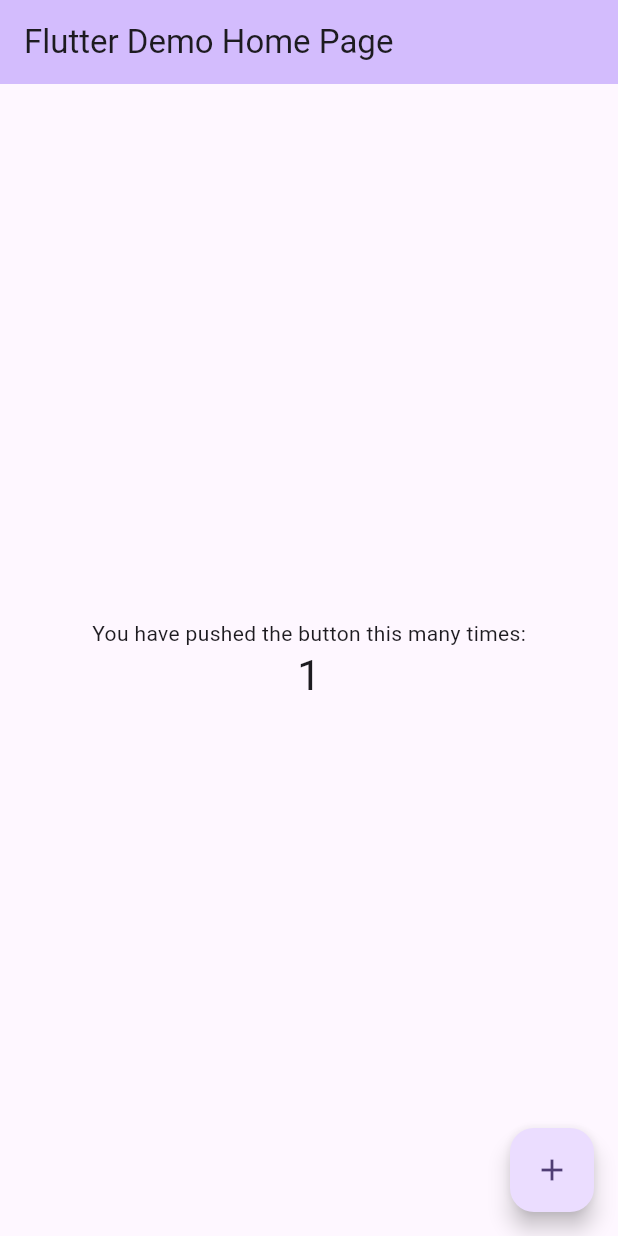
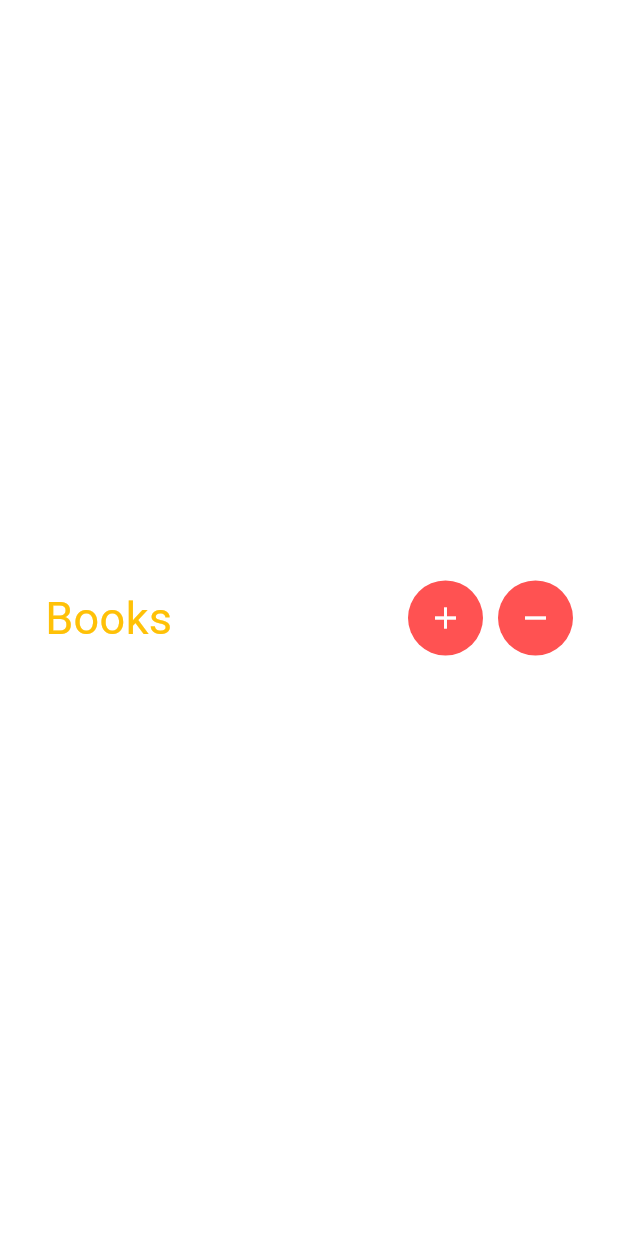
Before and after one commit to Nithish11/shopping_cart, a Flutter app: the screen it shows after launch, after a tap on the "add" icon, on a phone screen of 412 x 824 dp. Run offline on Flutter 3.47's test engine with Material 3 defaults, Android fonts, the phone set to English and light mode, and no system bars; our stand-ins replace get.

Commit message:
fead:added the desing

```diff
--- a/shoppingcart/lib/main.dart
+++ b/shoppingcart/lib/main.dart
@@ -1,125 +1,17 @@
 import 'package:flutter/material.dart';
+import 'package:get/get.dart';
+import 'shopping.dart';
 
-void main() {
-  runApp(const MyApp());
-}
+void main()=>runApp(myApp());
 
-class MyApp extends StatelessWidget {
-  const MyApp({super.key});
+class myApp extends StatelessWidget {
+  const myApp({super.key});
 
-  // This widget is the root of your application.
   @override
   Widget build(BuildContext context) {
-    return MaterialApp(
-      title: 'Flutter Demo',
-      theme: ThemeData(
-        // This is the theme of your application.
-        //
-        // TRY THIS: Try running your application with "flutter run". You'll see
-        // the application has a purple toolbar. Then, without quitting the app,
-        // try changing the seedColor in the colorScheme below to Colors.green
-        // and then invoke "hot reload" (save your changes or press the "hot
-        // reload" button in a Flutter-supported IDE, or press "r" if you used
-        // the command line to start the app).
-        //
-        // Notice that the counter didn't reset back to zero; the application
-        // state is not lost during the reload. To reset the state, use hot
-        // restart instead.
-        //
-        // This works for code too, not just values: Most code changes can be
-        // tested with just a hot reload.
-        colorScheme: ColorScheme.fromSeed(seedColor: Colors.deepPurple),
-        useMaterial3: true,
-      ),
-      home: const MyHomePage(title: 'Flutter Demo Home Page'),
+    return GetMaterialApp(
+      debugShowCheckedModeBanner: false,
+      home: shopping_cart(),
     );
   }
 }
-
-class MyHomePage extends StatefulWidget {
-  const MyHomePage({super.key, required this.title});
-
-  // This widget is the home page of your application. It is stateful, meaning
-  // that it has a State object (defined below) that contains fields that affect
-  // how it looks.
-
-  // This class is the configuration for the state. It holds the values (in this
-  // case the title) provided by the parent (in this case the App widget) and
-  // used by the build method of the State. Fields in a Widget subclass are
-  // always marked "final".
-
-  final String title;
-
-  @override
-  State<MyHomePage> createState() => _MyHomePageState();
-}
-
-class _MyHomePageState extends State<MyHomePage> {
-  int _counter = 0;
-
-  void _incrementCounter() {
-    setState(() {
-      // This call to setState tells the Flutter framework that something has
-      // changed in this State, which causes it to rerun the build method below
-      // so that the display can reflect the updated values. If we changed
-      // _counter without calling setState(), then the build method would not be
-      // called again, and so nothing would appear to happen.
-      _counter++;
-    });
-  }
-
-  @override
-  Widget build(BuildContext context) {
-    // This method is rerun every time setState is called, for instance as done
-    // by the _incrementCounter method above.
-    //
-    // The Flutter framework has been optimized to make rerunning build methods
-    // fast, so that you can just rebuild anything that needs updating rather
-    // than having to individually change instances of widgets.
-    return Scaffold(
-      appBar: AppBar(
-        // TRY THIS: Try changing the color here to a specific color (to
-        // Colors.amber, perhaps?) and trigger a hot reload to see the AppBar
-        // change color while the other colors stay the same.
-        backgroundColor: Theme.of(context).colorScheme.inversePrimary,
-        // Here we take the value from the MyHomePage object that was created by
-        // the App.build method, and use it to set our appbar title.
-        title: Text(widget.title),
-      ),
-      body: Center(
-        // Center is a layout widget. It takes a single child and positions it
-        // in the middle of the parent.
-        child: Column(
-          // Column is also a layout widget. It takes a list of children and
-          // arranges them vertically. By default, it sizes itself to fit its
-          // children horizontally, and tries to be as tall as its parent.
-          //
-          // Column has various properties to control how it sizes itself and
-          // how it positions its children. Here we use mainAxisAlignment to
-          // center the children vertically; the main axis here is the vertical
-          // axis because Columns are vertical (the cross axis would be
-          // horizontal).
-          //
-          // TRY THIS: Invoke "debug painting" (choose the "Toggle Debug Paint"
-          // action in the IDE, or press "p" in the console), to see the
-          // wireframe for each widget.
-          mainAxisAlignment: MainAxisAlignment.center,
-          children: <Widget>[
-            const Text(
-              'You have pushed the button this many times:',
-            ),
-            Text(
-              '$_counter',
-              style: Theme.of(context).textTheme.headlineMedium,
-            ),
-          ],
-        ),
-      ),
-      floatingActionButton: FloatingActionButton(
-        onPressed: _incrementCounter,
-        tooltip: 'Increment',
-        child: const Icon(Icons.add),
-      ), // This trailing comma makes auto-formatting nicer for build methods.
-    );
-  }
-}
--- /dev/null
+++ b/shoppingcart/lib/shopping.dart
@@ -0,0 +1,62 @@
+import 'package:flutter/material.dart';
+
+class shopping_cart extends StatefulWidget {
+  const shopping_cart({super.key});
+
+  @override
+  State<shopping_cart> createState() => _shopping_cartState();
+}
+
+class _shopping_cartState extends State<shopping_cart> {
+  @override
+  Widget build(BuildContext context) {
+    return Scaffold(
+      body: Container(
+        padding: const EdgeInsets.all(30),
+        color: Colors.white,
+        child:  Column(
+          mainAxisAlignment: MainAxisAlignment.center,
+          children: [
+            Row(
+              children: [
+                Text(
+                  "Books",
+                  style: TextStyle(
+                    fontSize: 30,
+                    color: Colors.amber,
+                  ),
+                ),
+                Expanded(child: Container()),
+                Container(
+                  width: 50,
+                  height: 50,
+                  decoration: BoxDecoration(
+                    borderRadius: BorderRadius.circular(25),
+                    color: Colors.redAccent
+                  ),
+                  child: IconButton(
+                    icon: Icon(Icons.add,color: Colors.white,),
+                    onPressed: () => null,
+                    )
+                ),
+                SizedBox(width: 10,),
+                Container(
+                  width: 50,
+                  height: 50,
+                  decoration: BoxDecoration(
+                    borderRadius: BorderRadius.circular(25),
+                    color: Colors.redAccent
+                  ),
+                  child:  IconButton(
+                    icon: Icon(Icons.remove,color: Colors.white,),
+                    onPressed: () => null,
+                    )
+                ),
+              ],
+            )
+          ],
+        ),
+      ),
+    );
+  }
+}
--- a/shoppingcart/pubspec.yaml
+++ b/shoppingcart/pubspec.yaml
@@ -35,6 +35,7 @@ dependencies:
   # The following adds the Cupertino Icons font to your application.
   # Use with the CupertinoIcons class for iOS style icons.
   cupertino_icons: ^1.0.2
+  get:
 
 dev_dependencies:
   flutter_test:
```
Also changed, not shown: shoppingcart/pubspec.lock, 1 other file.
